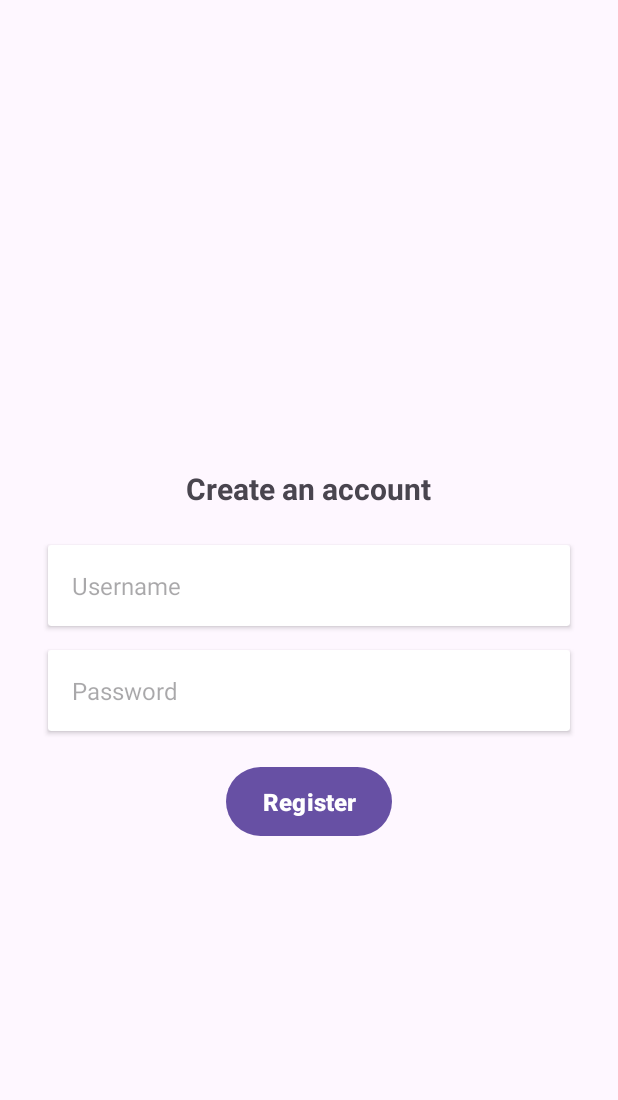
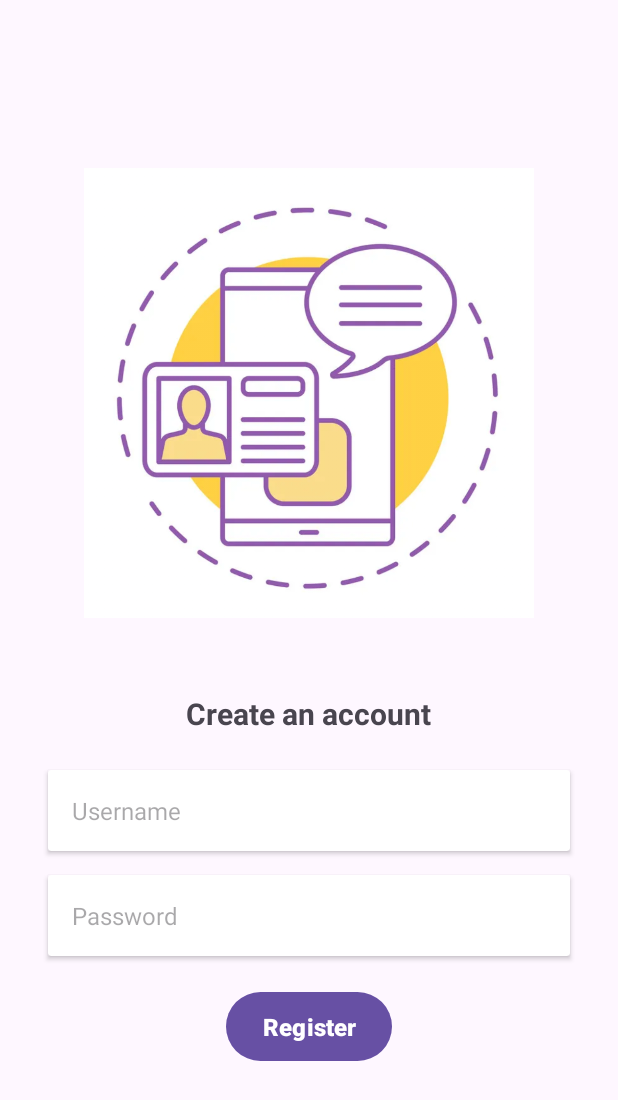
Before and after one commit to elisathRS/RecipesApp, an Android app: the RegisterActivity screen opened directly, with no data from a screen before it, on a phone screen of 412 x 824 dp. Shown: the top 1100 px of the screen. Run offline under Robolectric (Android 15) with nearby library versions, the phone set to English and light mode, and no system bars.

Commit message:
update register

```diff
--- a/app/src/main/res/layout/activity_register.xml
+++ b/app/src/main/res/layout/activity_register.xml
@@ -2,40 +2,47 @@
 
 <LinearLayout xmlns:android="http://schemas.android.com/apk/res/android"
     xmlns:tools="http://schemas.android.com/tools"
+    android:id="@+id/registerViewImage"
     android:layout_width="match_parent"
     android:layout_height="match_parent"
+    android:gravity="center"
     android:orientation="vertical"
-    android:gravity="center"
     tools:context=".RegisterActivity">
+
+    <ImageView
+        android:id="@+id/regImageView"
+        android:layout_width="300dp"
+        android:layout_height="300dp"
+        android:scaleType="centerCrop"
+        android:src="@drawable/createaccount" />
 
 
     <TextView
         android:id="@+id/createAccountTextView"
         android:layout_width="wrap_content"
         android:layout_height="wrap_content"
+        android:layout_gravity="center_horizontal"
         android:layout_marginTop="50dp"
         android:text="Create an account"
         android:textSize="20sp"
-        android:textStyle="bold"
-        android:layout_gravity="center_horizontal" />
+        android:textStyle="bold" />
 
 
     <androidx.cardview.widget.CardView
         android:layout_width="match_parent"
         android:layout_height="wrap_content"
         android:layout_marginStart="32dp"
-        android:layout_marginEnd="32dp"
         android:layout_marginTop="24dp"
-        >
+        android:layout_marginEnd="32dp">
 
         <EditText
             android:id="@+id/registerUsernameEditText"
             android:layout_width="match_parent"
             android:layout_height="wrap_content"
+            android:background="@android:color/transparent"
             android:hint="Username"
             android:padding="16dp"
-            android:textSize="16sp"
-            android:background="@android:color/transparent" />
+            android:textSize="16sp" />
 
     </androidx.cardview.widget.CardView>
 
@@ -43,19 +50,18 @@
         android:layout_width="match_parent"
         android:layout_height="wrap_content"
         android:layout_marginStart="32dp"
-        android:layout_marginEnd="32dp"
         android:layout_marginTop="16dp"
-        >
+        android:layout_marginEnd="32dp">
 
         <EditText
             android:id="@+id/registerPasswordEditText"
             android:layout_width="match_parent"
             android:layout_height="wrap_content"
+            android:background="@android:color/transparent"
             android:hint="Password"
+            android:inputType="textPassword"
             android:padding="16dp"
-            android:textSize="16sp"
-            android:background="@android:color/transparent"
-            android:inputType="textPassword" />
+            android:textSize="16sp" />
 
     </androidx.cardview.widget.CardView>
 
@@ -64,14 +70,14 @@
         android:id="@+id/registerButton"
         android:layout_width="wrap_content"
         android:layout_height="wrap_content"
+        android:layout_marginTop="20dp"
+        android:paddingStart="24dp"
+        android:paddingTop="12dp"
+        android:paddingEnd="24dp"
+        android:paddingBottom="12dp"
         android:text="Register"
         android:textSize="16sp"
-            android:textStyle="bold"
-            android:paddingStart="24dp"
-            android:layout_marginTop="20dp"
-            android:paddingEnd="24dp"
-            android:paddingTop="12dp"
-            android:paddingBottom="12dp" />
+        android:textStyle="bold" />
 
 
 </LinearLayout>
--- a/app/src/main/res/layout/activity_welcome.xml
+++ b/app/src/main/res/layout/activity_welcome.xml
@@ -46,7 +46,7 @@
             android:layout_width="wrap_content"
             android:layout_height="wrap_content"
             android:layout_marginTop="30dp"
-            android:text="Filter by recipe name:"/>
+            android:text="Filter recipes:"/>
 
         <android.widget.SearchView
             android:id="@+id/searchView"
```
Also changed, not shown: app/src/main/res/drawable/createaccount.png (added), 1 other file. Lines whose indentation alone changed are shown as unchanged.
